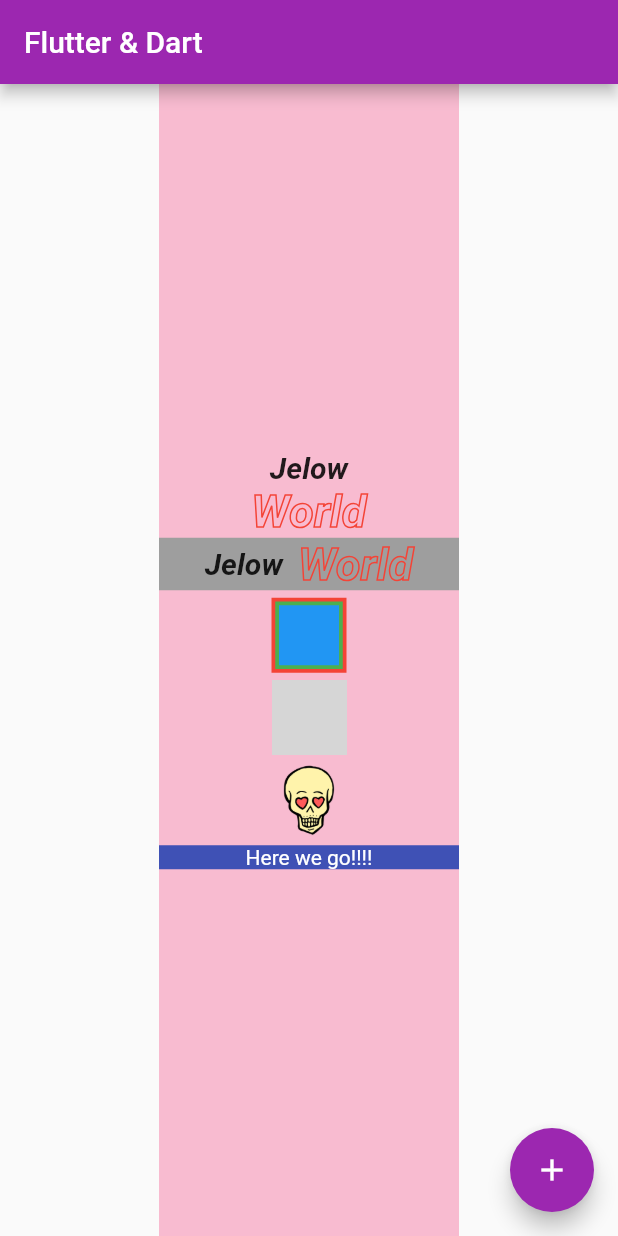
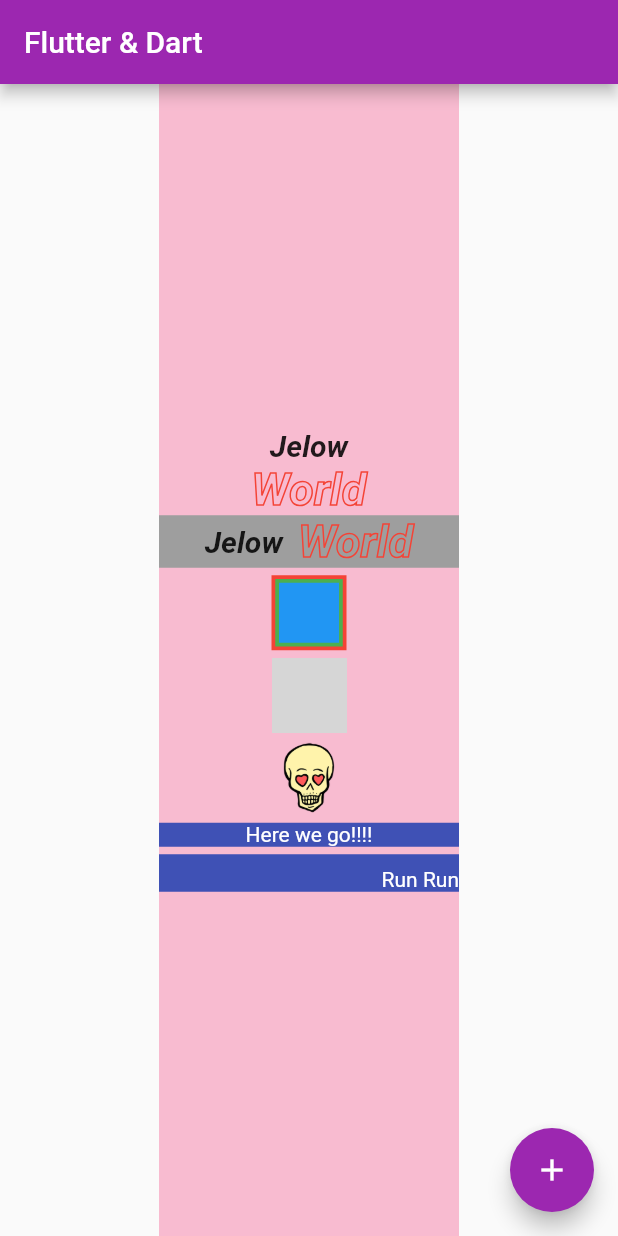
Before and after one commit to DiaDeMuertos/Udemy_section2, a Flutter app: the screen it shows after launch, on a phone screen of 412 x 824 dp. Run offline on Flutter 3.47's test engine with Material 2 defaults, Android fonts, the phone set to English and light mode, and no system bars; network calls fail; grey boxes are pictures that could not be loaded.

Commit message:
added align widget

```diff
--- a/lib/main.dart
+++ b/lib/main.dart
@@ -149,6 +149,21 @@ class _MyHomePageState extends State<MyHomePage> {
                     style: TextStyle(color: Colors.white),
                   ),
                 ),
+              ),
+              SizedBox(
+                height: 5,
+              ),
+              Container(
+                color: Colors.indigo,
+                width: 200,
+                height: 25,
+                child: Align(
+                  alignment: Alignment.bottomRight,
+                  child: Text(
+                    'Run Run',
+                    style: TextStyle(color: Colors.white),
+                  ),
+                ),
               )
             ],
           ),
```
